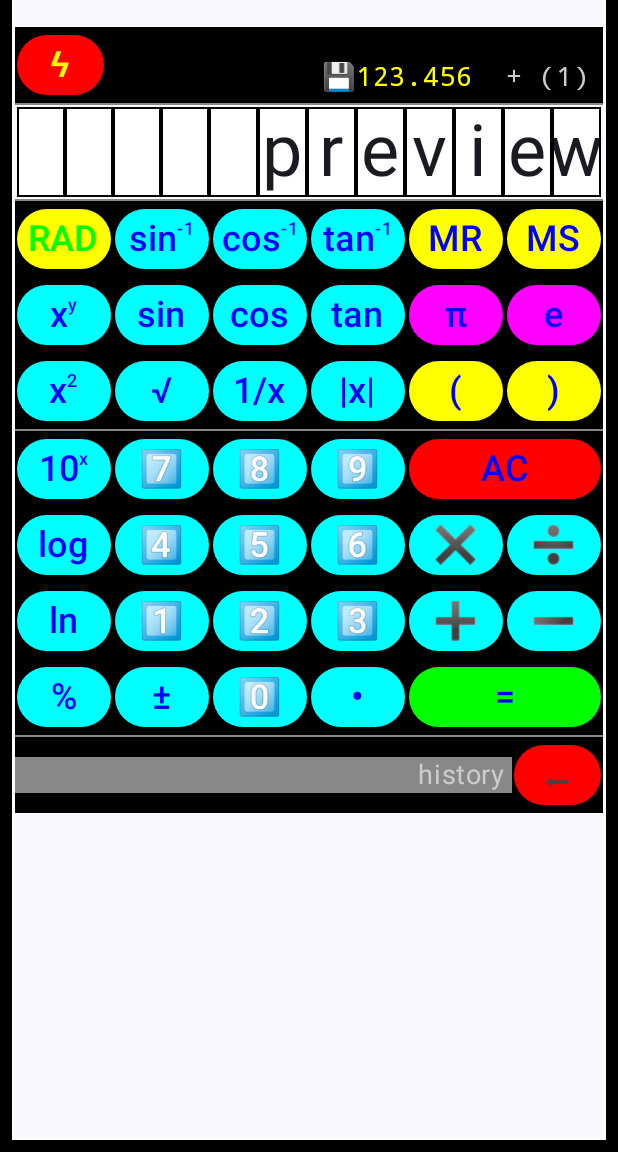
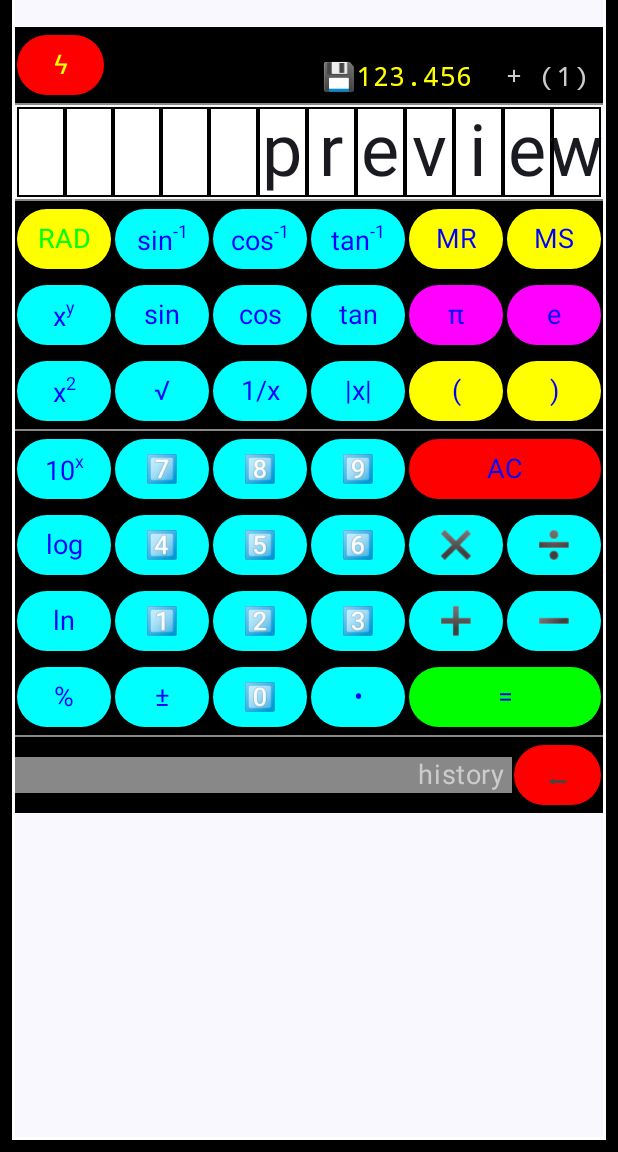
Before and after one commit to trevorwslee/ACalculatorApp, an Android app built with Jetpack Compose: the @Preview function ACalculatorAppPreview, on a phone screen of 412 x 824 dp, the part 84-1236 px from its top. Run offline under Robolectric (Android 15) with nearby library versions, the light colour scheme and no system bars.

Commit message:
adding AppStyle

```diff
--- a/app/src/main/java/com/example/a_calculator_app/Comps.kt
+++ b/app/src/main/java/com/example/a_calculator_app/Comps.kt
@@ -31,6 +31,7 @@ import androidx.compose.ui.tooling.preview.Preview
 import androidx.compose.ui.unit.dp
 import androidx.compose.ui.unit.sp
 import androidx.compose.ui.viewinterop.AndroidView
+import com.example.a_calculator_app.ui.theme.LocalAppStyle
 
 @Composable
 fun BridgeWebView(
@@ -168,8 +169,9 @@ fun KeyButton(
         Text(
             text = text,
             softWrap = false,
-            fontSize = 24.sp,
-            color = textColor
+            //fontSize = 24.sp,
+            color = textColor,
+            style = LocalAppStyle.current.keyTextStyle
         )
     }
 
--- /dev/null
+++ b/app/src/main/java/com/example/a_calculator_app/ui/theme/Style.kt
@@ -0,0 +1,24 @@
+package com.example.a_calculator_app.ui.theme
+
+import androidx.compose.runtime.staticCompositionLocalOf
+import androidx.compose.ui.text.TextStyle
+import androidx.compose.ui.unit.sp
+
+
+data class AppStyle(
+    val keyTextStyle: TextStyle = TextStyle(fontSize = 16.sp)
+)
+
+val CompactStyle = AppStyle(
+    keyTextStyle = TextStyle(fontSize = 18.sp),
+)
+
+// Typography for tablets and foldables (Medium/Expanded)
+val ExpandedStyle = AppStyle(
+    keyTextStyle = TextStyle(fontSize = 24.sp),
+)
+
+// Create the Local provider
+val LocalAppStyle = staticCompositionLocalOf {
+    CompactStyle  // TODO: make it depends on adaptiveInfo
+}
```
Also changed, not shown: app/src/main/java/com/example/a_calculator_app/ui/theme/Theme.kt (+24 -0 lines).
